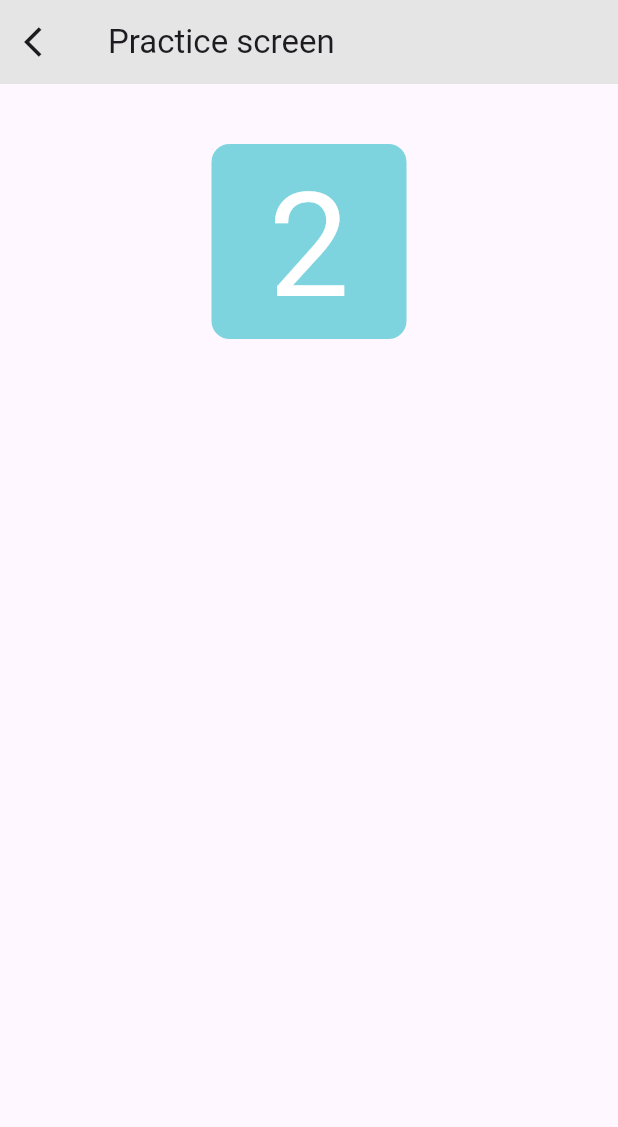
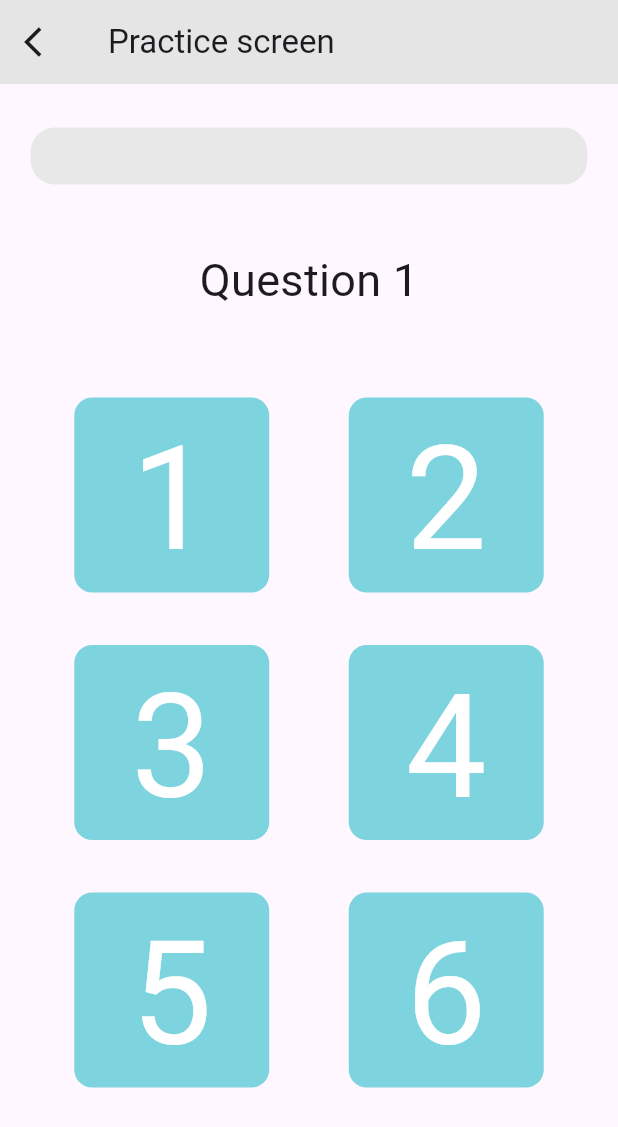
Before and after one commit to pieter0100/projektGrupowy, a Flutter app: the PracticeScreen screen opened by its route, on a phone screen of 412 x 824 dp. Shown: the top 1127 px of the screen. Run offline on Flutter 3.47's test engine with Material 3 defaults, Android fonts, the phone set to English and light mode, and no system bars; our stand-ins replace go_router, hive, hive_flutter, logger; accounts and stored records are empty.

Commit message:
zrobienie gry polacz w pary

```diff
--- a/lib/screens/practice_screen.dart
+++ b/lib/screens/practice_screen.dart
@@ -2,6 +2,7 @@ import 'package:flutter/material.dart';
 import 'package:go_router/go_router.dart';
 
 import 'package:projekt_grupowy/widgets/match_pairs_widget.dart';
+import 'package:projekt_grupowy/widgets/progress_bar_widget.dart';
 
 class PracticeScreen extends StatelessWidget{
   final String? level;
@@ -22,12 +23,49 @@ class PracticeScreen extends StatelessWidget{
       ),
       body: ListView(
         children: [
-          SizedBox(height: 40),
+          SizedBox(height: 29),
           Center(
-            child: MatchPairsWidget("2"),
+            child: ProgressBarWidget(),
+          ),
+          SizedBox(height: 42),
+          Center(
+            child: Text(
+              "Question 1",
+              style: TextStyle(fontSize: 30),
+            ),
+          ),
+          SizedBox(height: 57),
+          Column(
+            children: [
+              Row(
+                mainAxisAlignment: MainAxisAlignment.center,
+                children: [
+                  MatchPairsWidget("1"),
+                  SizedBox(width: 53),
+                  MatchPairsWidget("2"),
+                ],
+              ),
+              SizedBox(height: 35),
+              Row(
+                mainAxisAlignment: MainAxisAlignment.center,
+                children: [
+                  MatchPairsWidget("3"),
+                  SizedBox(width: 53),
+                  MatchPairsWidget("4"),
+                ],
+              ),
+              SizedBox(height: 35),
+              Row(
+                mainAxisAlignment: MainAxisAlignment.center,
+                children: [
+                  MatchPairsWidget("5"),
+                  SizedBox(width: 53),
+                  MatchPairsWidget("6"),
+                ],
+              ),
+            ],
           ),
         ],
-
       ),
     );
   }
--- /dev/null
+++ b/lib/widgets/progress_bar_widget.dart
@@ -0,0 +1,18 @@
+import 'package:flutter/material.dart';
+
+class ProgressBarWidget extends StatelessWidget {
+
+  const ProgressBarWidget({Key? key}) : super(key: key);
+
+  @override
+  Widget build(BuildContext context) {
+    return Container(
+      width: 371,
+      height: 38,
+      decoration: BoxDecoration(
+        color: const Color(0xFFE8E8E8),
+        borderRadius: BorderRadius.circular(16),
+      ),
+    );
+  }
+}
```
